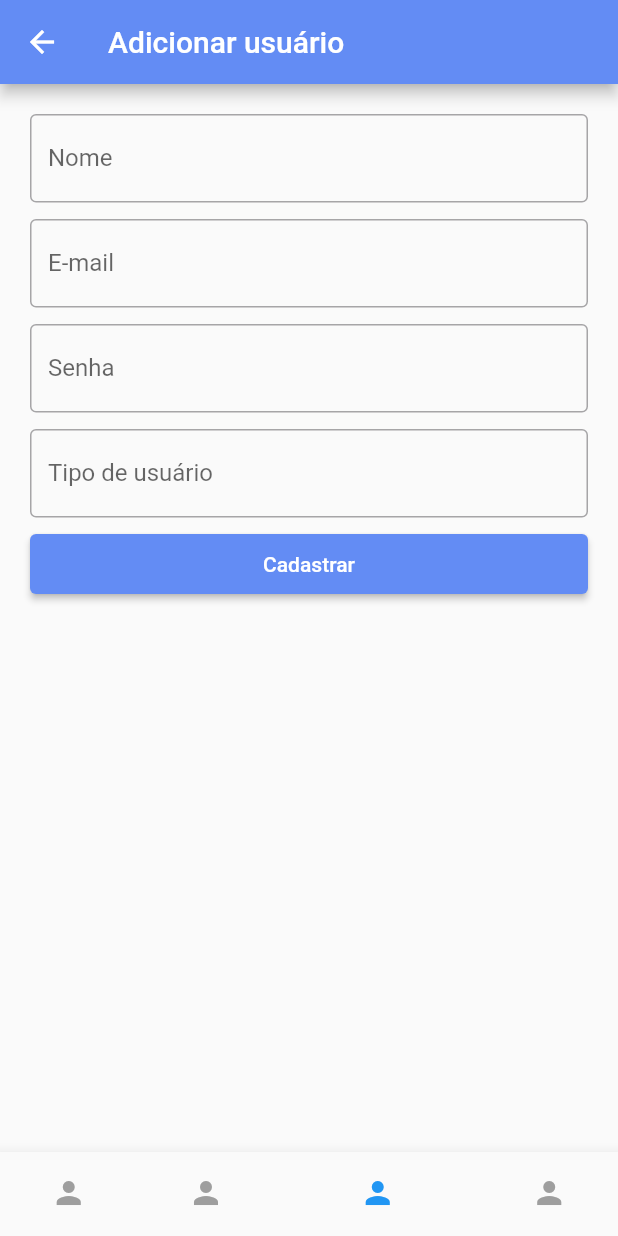
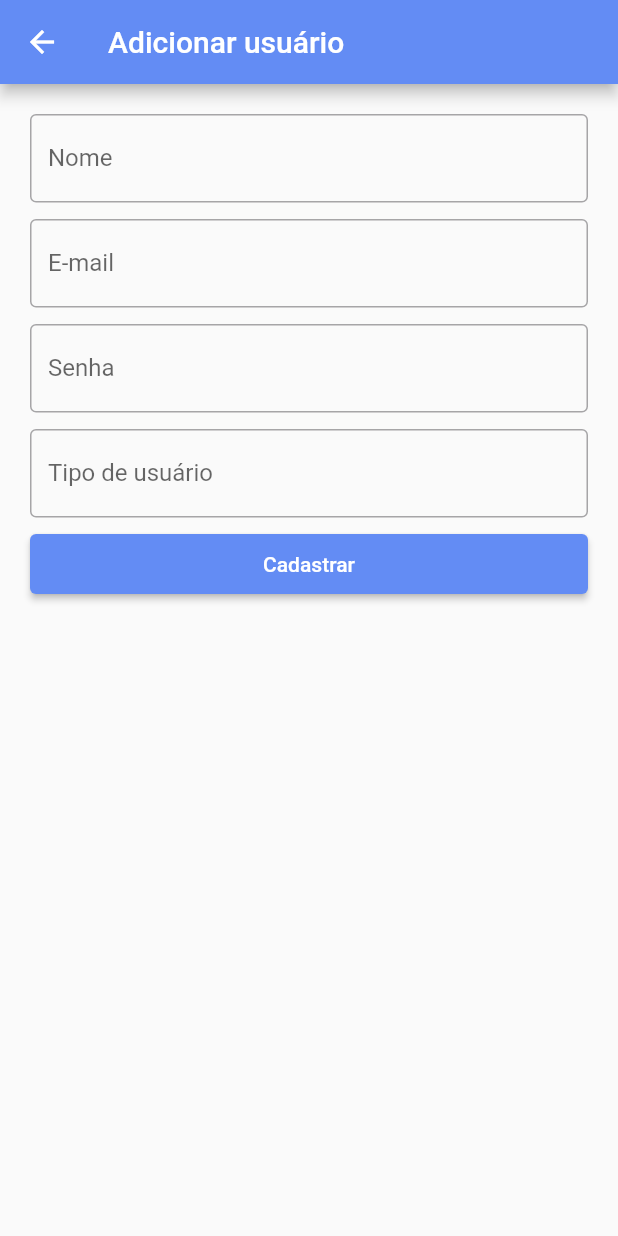
Before and after one commit to Kaued/LogSanApp, a Flutter app: the UserForm screen opened by its route, on a phone screen of 412 x 824 dp. Run offline on Flutter 3.47's test engine with Material 3 defaults, Android fonts, the phone set to English and light mode, and no system bars; our stand-ins replace firebase_core; accounts and stored records are empty.

Commit message:
Criando rotas

```diff
--- a/lib/Pages/user_form.dart
+++ b/lib/Pages/user_form.dart
@@ -1,8 +1,15 @@
 import 'package:flutter/material.dart';
+import 'package:logsan_app/Pages/bottom_bar.dart';
+import 'package:logsan_app/Utils/app_routes.dart';
 
-class UserForm extends StatelessWidget {
+class UserForm extends StatefulWidget {
   const UserForm({super.key});
 
+  @override
+  State<UserForm> createState() => _UserFormState();
+}
+
+class _UserFormState extends State<UserForm> {
   @override
   Widget build(BuildContext context) {
     return Scaffold(
@@ -53,40 +60,6 @@ class UserForm extends StatelessWidget {
           ),
         ),
       ),
-      bottomNavigationBar: BottomNavigationBar(
-        fixedColor: Colors.blue,
-        unselectedItemColor: Colors.grey,
-        selectedFontSize: 12,
-        currentIndex: 2,
-        showSelectedLabels: false,
-        showUnselectedLabels: false,
-        items: [
-          BottomNavigationBarItem(
-            icon: Icon(
-              Icons.person,
-            ),
-            label: "",
-          ),
-          BottomNavigationBarItem(
-            icon: Icon(
-              Icons.person,
-            ),
-            label: "",
-          ),
-          BottomNavigationBarItem(
-            icon: Icon(
-              Icons.person,
-            ),
-            label: "",
-          ),
-          BottomNavigationBarItem(
-            icon: Icon(
-              Icons.person,
-            ),
-            label: "",
-          ),
-        ],
-      ),
     );
   }
 }
--- a/lib/Utils/app_routes.dart
+++ b/lib/Utils/app_routes.dart
@@ -2,4 +2,6 @@ class AppRoutes {
   static const String login = "/login";
   static const String userForm = "/user-form";
   static const String userList = "/user-list";
+  static const String home = "/home";
+  static const String casquinha = "/casquinha";
 }
--- a/lib/app.dart
+++ b/lib/app.dart
@@ -1,4 +1,5 @@
 import 'package:flutter/material.dart';
+import 'package:logsan_app/Pages/casquinha.dart';
 import 'package:logsan_app/Pages/login.dart';
 import 'package:logsan_app/Pages/user_form.dart';
 import 'package:logsan_app/Pages/user_list.dart';
@@ -24,6 +25,7 @@ class App extends StatelessWidget {
         AppRoutes.login: (context) => const Login(),
         AppRoutes.userForm: (context) => const UserForm(),
         AppRoutes.userList: (context) => const UserList(),
+        AppRoutes.casquinha: (context) => Casquinha()
       },
     );
   }
```
Also changed, not shown: lib/Pages/bottom_bar.dart (added, +76 -0 lines), lib/Pages/casquinha.dart (added, +96 -0 lines), lib/Pages/user_list.dart (+1 -22 lines).
